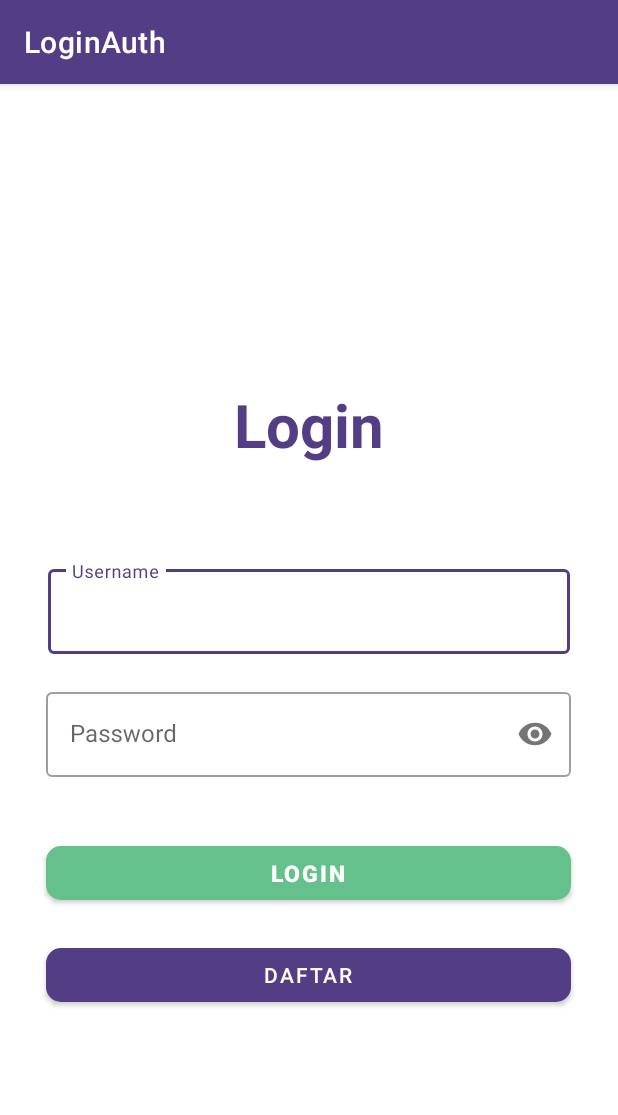
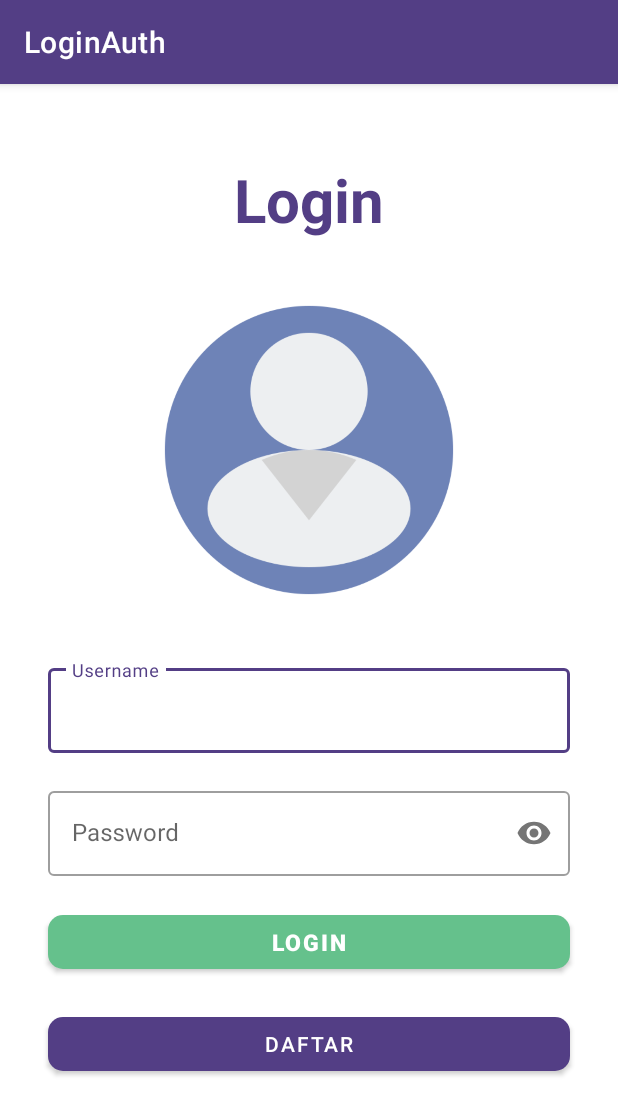
Before and after one commit to rian0502/LoginAuth, an Android app: the screen it shows after launch (LoginActivity), on a phone screen of 412 x 824 dp. Shown: the top 1115 px of the screen. Run offline under Robolectric (Android 15) with nearby library versions, the light colour scheme and no system bars; Roboto replaces fonts that are not available here.

Commit message:
make responsive form login

```diff
--- a/app/src/main/res/layout/activity_login.xml
+++ b/app/src/main/res/layout/activity_login.xml
@@ -10,18 +10,24 @@
         android:layout_width="match_parent"
         android:layout_height="wrap_content"
         android:orientation="vertical">
-
         <TextView
             android:layout_width="wrap_content"
             android:layout_height="wrap_content"
             android:layout_gravity="center"
-            android:layout_marginTop="200dp"
+            android:layout_marginTop="50dp"
             android:text="@string/login"
             android:textSize="40sp"
             android:textStyle="bold"
             android:textColor="@color/appBar"
             android:fontFamily="@font/salsa">
         </TextView>
+        <ImageView
+            android:layout_width="200dp"
+            android:layout_height="200dp"
+            android:layout_gravity="center"
+            android:layout_marginTop="40dp"
+            app:srcCompat="@drawable/user">
+        </ImageView>
 
         <com.google.android.material.textfield.TextInputLayout
             android:id="@+id/usernameLayout"
@@ -29,7 +35,7 @@
             android:layout_width="match_parent"
             android:layout_height="wrap_content"
             android:layout_marginStart="32dp"
-            android:layout_marginTop="64dp"
+            android:layout_marginTop="40dp"
             android:layout_marginEnd="32dp"
             android:hint="Username">
             <com.google.android.material.textfield.TextInputEditText
@@ -42,11 +48,13 @@
         <com.google.android.material.textfield.TextInputLayout
             android:id="@+id/passwordLayout"
             style="@style/Widget.MaterialComponents.TextInputLayout.OutlinedBox"
-            android:layout_width="350dp"
+            android:layout_width="match_parent"
             android:layout_height="wrap_content"
             android:layout_gravity="center"
             app:passwordToggleEnabled="true"
             android:layout_marginTop="20dp"
+            android:layout_marginStart="32dp"
+            android:layout_marginEnd="32dp"
             android:hint="Password">
             <com.google.android.material.textfield.TextInputEditText
                 android:id="@+id/etPassword"
@@ -57,10 +65,12 @@
 
         <com.google.android.material.button.MaterialButton
             android:id="@+id/btLogin"
-            android:layout_width="350dp"
-            android:layout_height="wrap_content"
+            android:layout_width="match_parent"
+            android:layout_height="match_parent"
             android:layout_gravity="center"
-            android:layout_marginTop="40dp"
+            android:layout_marginStart="32dp"
+            android:layout_marginTop="20dp"
+            android:layout_marginEnd="32dp"
             android:text="@string/login"
             android:textColor="@color/white"
             android:textSize="15sp"
@@ -70,10 +80,12 @@
 
         <com.google.android.material.button.MaterialButton
             android:id="@+id/btRegister"
-            android:layout_width="350dp"
+            android:layout_width="match_parent"
             android:layout_height="wrap_content"
             android:layout_gravity="center"
+            android:layout_marginStart="32dp"
             android:layout_marginTop="20dp"
+            android:layout_marginEnd="32dp"
             android:text="@string/daftar"
             app:backgroundTint="@color/appBar"
             app:cornerRadius="10dp"
```
Also changed, not shown: app/src/main/res/drawable/user.png (added).
